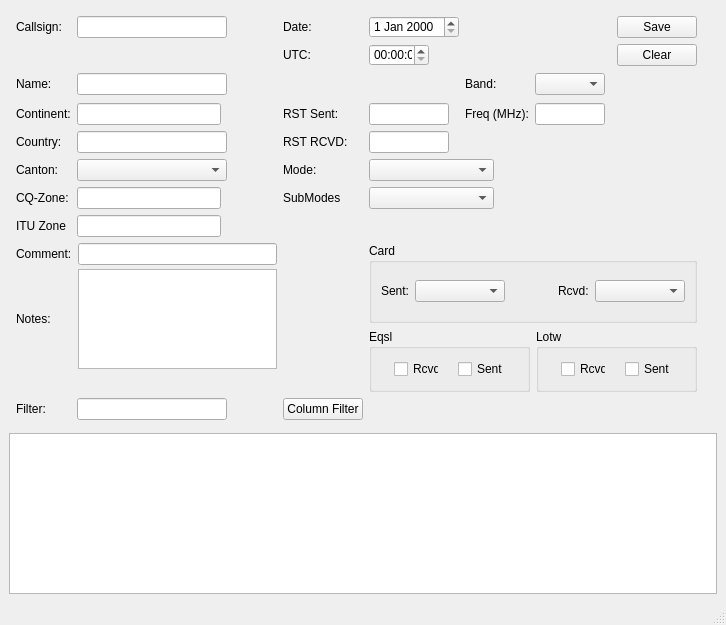
Old version of the form KissXPLog/logger_gui.ui in the repository Punki/KissXPLog.
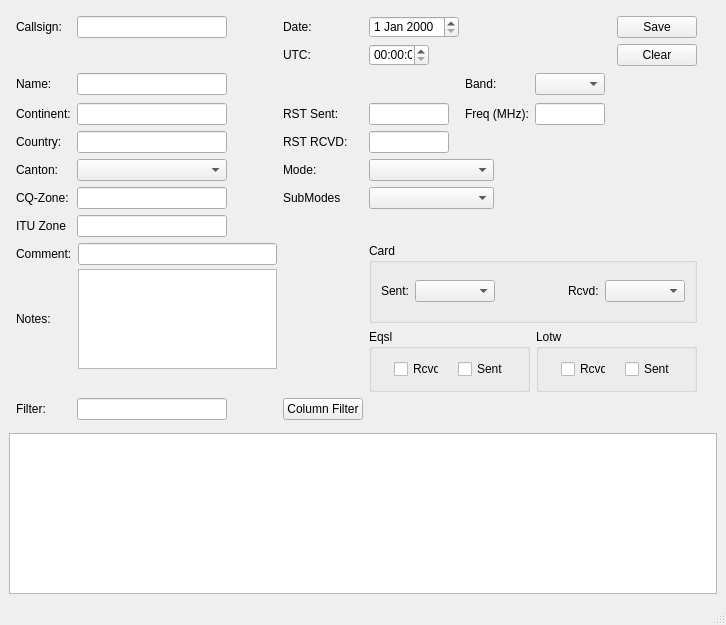
New version of the form.

Commit message: Update GUI to uniformize font-size - yet again

```diff
--- a/KissXPLog/logger_gui.ui
+++ b/KissXPLog/logger_gui.ui
@@ -1008,7 +1008,7 @@
             <widget class="QComboBox" name="cbo_rcvd_options">
              <property name="minimumSize">
               <size>
-               <width>90</width>
+               <width>80</width>
                <height>22</height>
               </size>
              </property>
@@ -1038,7 +1038,7 @@
             <widget class="QComboBox" name="cbo_sent_options">
              <property name="minimumSize">
               <size>
-               <width>90</width>
+               <width>80</width>
                <height>22</height>
               </size>
              </property>
@@ -1084,7 +1084,7 @@
        <widget class="QLineEdit" name="le_continent">
         <property name="minimumSize">
          <size>
-          <width>0</width>
+          <width>150</width>
           <height>22</height>
          </size>
         </property>
@@ -1129,7 +1129,7 @@
        <widget class="QLineEdit" name="le_cq">
         <property name="minimumSize">
          <size>
-          <width>0</width>
+          <width>150</width>
           <height>22</height>
          </size>
         </property>
@@ -1150,7 +1150,7 @@
        <widget class="QLineEdit" name="le_itu">
         <property name="minimumSize">
          <size>
-          <width>0</width>
+          <width>150</width>
           <height>22</height>
          </size>
         </property>
```
Left out of the diff: 28 changed lines with no effect on the pictures. The commit also changes 1 other file.
